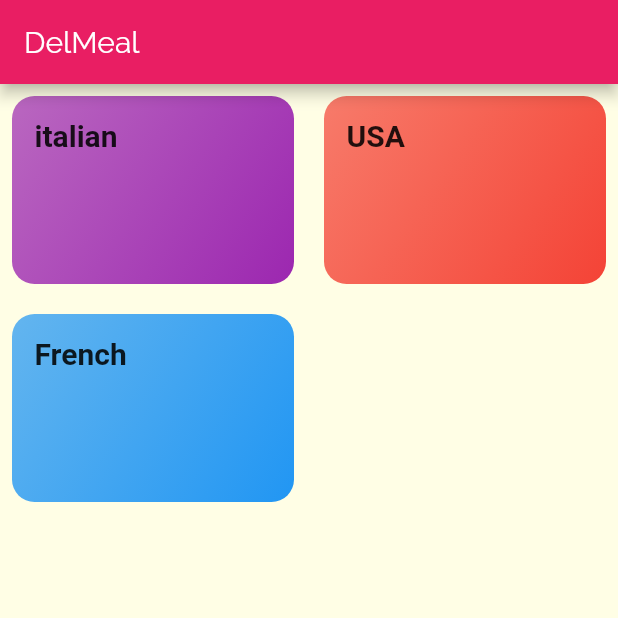
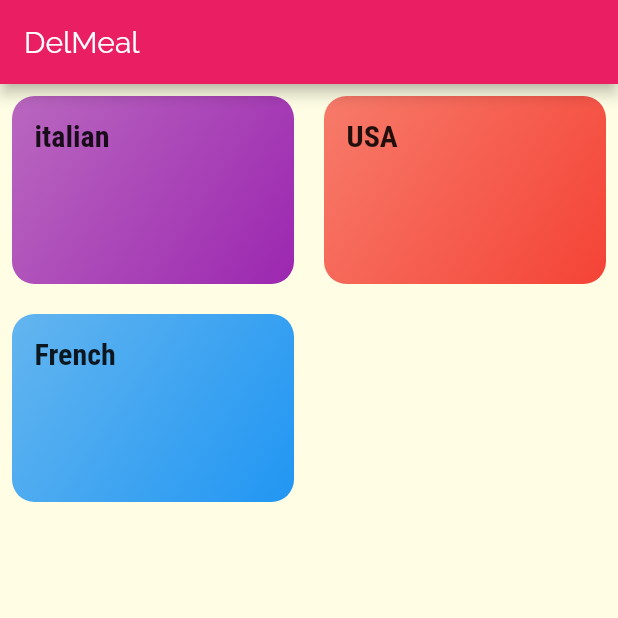
Before and after one commit to moonrabbit29/meals, a Flutter app: the screen it shows after launch, on a phone screen of 412 x 824 dp, the top half of it. Run offline on Flutter 3.47's test engine with Material 2 defaults, Android fonts, the phone set to English and light mode, and no system bars; Roboto replaces fonts that are missing (RobotCondesed).

Commit message:
push named

```diff
--- a/lib/categories_screen.dart
+++ b/lib/categories_screen.dart
@@ -11,7 +11,7 @@ class CatergoriesScreen extends StatelessWidget {
           appBar: AppBar(title: const Text("DelMeal"),),
           body: GridView(
         padding: const EdgeInsets.all(8),
-        children: DUMMY_CATEGORIES.map((catData)=>CategoryItem(catData.title, catData.color)).toList(),
+        children: DUMMY_CATEGORIES.map((catData)=>CategoryItem(catData.id,catData.title, catData.color)).toList(),
         gridDelegate: SliverGridDelegateWithMaxCrossAxisExtent(
             maxCrossAxisExtent: 200, childAspectRatio: 3 / 2,crossAxisSpacing: 20, mainAxisSpacing: 20 ),
       ),
@@ -22,13 +22,14 @@ class CatergoriesScreen extends StatelessWidget {
 class CategoryItem extends StatelessWidget {
   final String title;
   final Color color;
+  final String id;
 
-  CategoryItem(this.title, this.color);
+  CategoryItem(this.id,this.title, this.color);
 
   void selectCategory(BuildContext context)
   {
     Navigator.of(context).push(MaterialPageRoute(builder: (_){
-      return CategoryMealsScreen();
+      return CategoryMealsScreen(title: title,id:id,color: color,);
     } ));
   }
 
--- a/lib/main.dart
+++ b/lib/main.dart
@@ -1,5 +1,6 @@
 import 'package:flutter/material.dart';
 import 'package:mealsapp/categories_screen.dart';
+import 'package:mealsapp/category_meals_screen.dart';
 
 void main() => runApp(MyApp());
 
@@ -16,12 +17,15 @@ class MyApp extends StatelessWidget {
         canvasColor: Color.fromRGBO(255, 254, 229, 1),
         fontFamily: 'Raleway',
         textTheme: ThemeData.light().textTheme.copyWith(
-          bodyText1:TextStyle(fontSize: 24,fontFamily:'RobotCondesed'),
+          bodyText1:TextStyle(fontSize: 24,fontFamily:'RobotoCondensed'),
           bodyText2: TextStyle(color:Color.fromRGBO(20, 51, 51, 1)),
-          headline6: TextStyle(fontSize:20,fontFamily:'RobotCondesed',fontWeight: FontWeight.bold)
+          headline6: TextStyle(fontSize:20,fontFamily:'RobotoCondensed',fontWeight: FontWeight.bold)
         )
       ),
       home : CatergoriesScreen(),
+      routes: {
+        '/categories': (ctx) => CategoryMealsScreen
+      },
     );
   }
 }
```
Also changed, not shown: lib/category_meals_screen.dart (+12 -2 lines), pubspec.yaml (+5 -5 lines).
